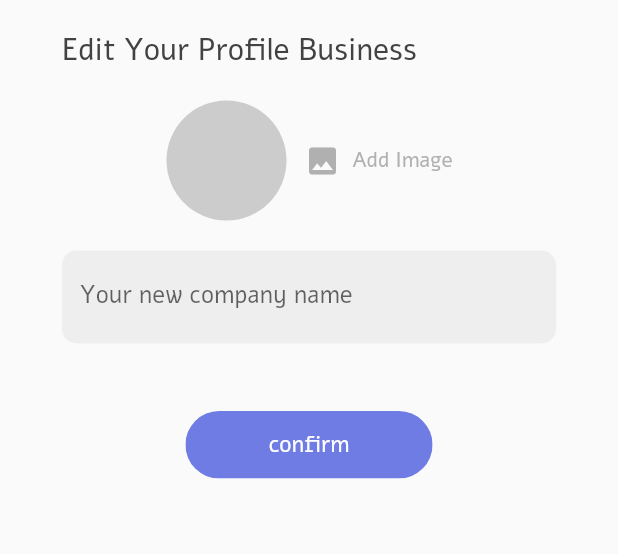
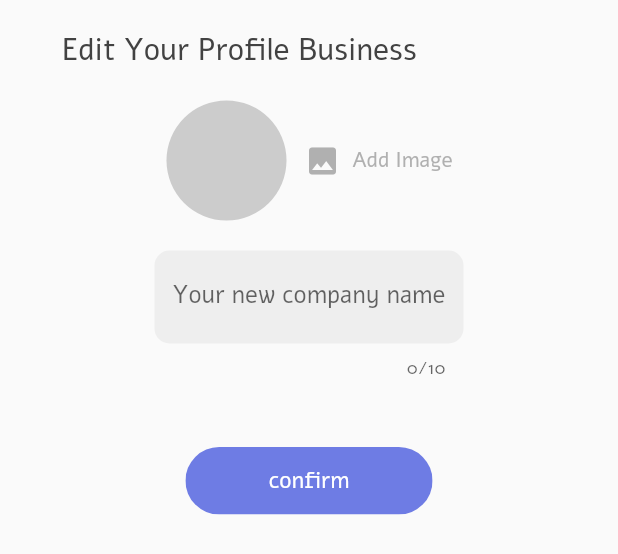
Before and after one commit to CSC234/Memby-application, a Flutter app: the EditProfile widget shown alone on an empty page, opened directly, on a phone screen of 412 x 824 dp. Shown: the top 554 px of the screen. Run offline on Flutter 3.47's test engine with Material 2 defaults, Android fonts, the phone set to English and light mode, and no system bars; drawn by our look-alikes of overlay_support; our stand-ins replace bottom_navy_bar, charts_flutter, cloud_firestore, dotted_decoration, firebase_auth, firebase_core and 4 more; missing offline and left inert: flutter_auth_buttons; accounts and stored records are empty; network calls fail.

Commit message:
[Chore] Limit Company Name

```diff
--- a/lib/components/Profile/editProfile.dart
+++ b/lib/components/Profile/editProfile.dart
@@ -66,9 +66,9 @@ class _EditProfile extends State<EditProfile> {
             width: width * (80 / 100),
             child: Column(children: [
               Textfield(
-                type: TextInputType.number,
+                maxLength: 10,
                 controller: nameController,
-                width: width * (100 / 100),
+                width: width * (50 / 100),
                 text: 'Your new company name',
               ),
             ])),
--- a/lib/components/manageProduct/Textfield.dart
+++ b/lib/components/manageProduct/Textfield.dart
@@ -13,9 +13,10 @@ class Textfield extends StatelessWidget {
   final int max;
   final TextInputType type;
   final Icon icon;
-
+  final int maxLength;
   const Textfield(
       {Key key,
+      this.maxLength,
       this.type,
       this.onChange,
       this.width,
@@ -39,6 +40,7 @@ class Textfield extends StatelessWidget {
           onChanged: onChange,
           minLines: min,
           maxLines: max,
+          maxLength: maxLength,
           keyboardType: type,
           controller: controller,
           decoration: InputDecoration(
--- a/lib/screens/loginScreen.dart
+++ b/lib/screens/loginScreen.dart
@@ -253,8 +253,10 @@ class _LoginState extends State<Login> {
                           ),
                           child: TextField(
                             controller: bussinessNameController,
+                            maxLength: 10,
                             decoration: InputDecoration(
                                 hintText: 'Business Name',
+                                counterText: '',
                                 icon: Icon(
                                   Icons.business,
                                   color: Colors.black54,
```
Also changed, not shown: lib/screens/profileSreen.dart (+7 -3 lines).
